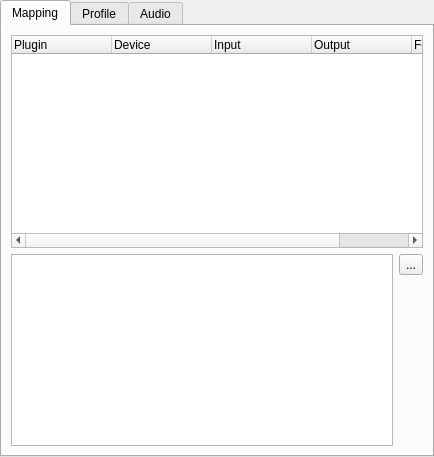
This is ui/src/inputoutputpatcheditor.ui in mcallegari/qlcplus as Qt 5 draws it before an edit. The edited form follows.
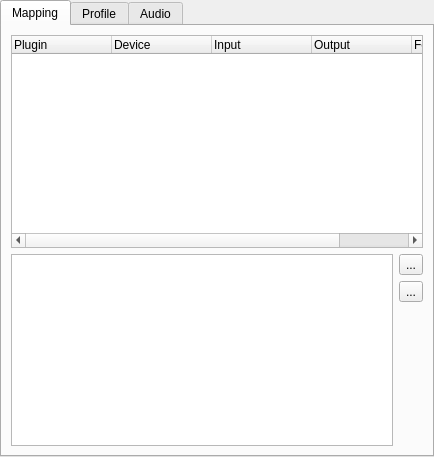
This is the edited form. Icons and pictures are not drawn.

Commit message: UI/Input Output Manager: added a button to enable/disable USB hotplugging (disabled by default)

Diff of the .ui file:
```diff
--- a/ui/src/inputoutputpatcheditor.ui
+++ b/ui/src/inputoutputpatcheditor.ui
@@ -108,7 +108,7 @@
          </column>
         </widget>
        </item>
-       <item row="1" column="0" rowspan="2" colspan="2">
+       <item row="1" column="0" rowspan="3" colspan="2">
         <widget class="QTextBrowser" name="m_infoBrowser">
          <property name="sizePolicy">
           <sizepolicy hsizetype="Expanding" vsizetype="Expanding">
@@ -120,6 +120,9 @@
        </item>
        <item row="1" column="2">
         <widget class="QToolButton" name="m_configureButton">
+         <property name="toolTip">
+          <string>Configure the selected plugin</string>
+         </property>
          <property name="text">
           <string notr="true">...</string>
          </property>
@@ -135,6 +138,29 @@
          </property>
         </widget>
        </item>
+       <item row="2" column="2">
+        <widget class="QToolButton" name="m_hotplugButton">
+         <property name="toolTip">
+          <string>Enable/Disable USB hotplugging (requires restart)</string>
+         </property>
+         <property name="text">
+          <string notr="true">...</string>
+         </property>
+         <property name="icon">
+          <iconset resource="qlcui.qrc">
+           <normaloff>:/attach.png</normaloff>:/attach.png</iconset>
+         </property>
+         <property name="iconSize">
+          <size>
+           <width>32</width>
+           <height>32</height>
+          </size>
+         </property>
+         <property name="checkable">
+          <bool>true</bool>
+         </property>
+        </widget>
+       </item>
       </layout>
      </widget>
      <widget class="QWidget" name="Profile">
```
Left out of the diff: 4 changed lines with no effect on the pictures. The commit also changes 5 other files.
